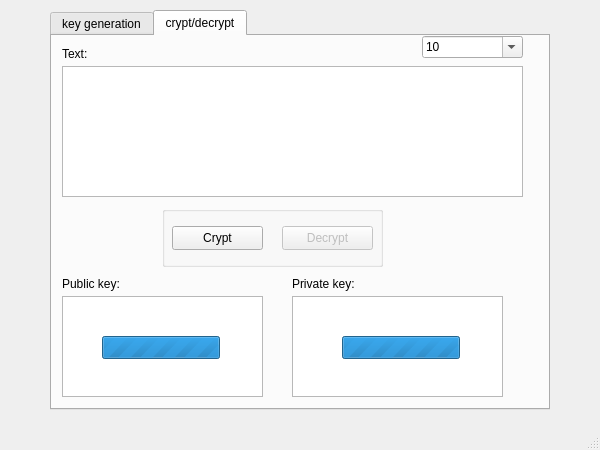
Above: mainwindow.ui from freemanoid/RSA before the change. Below: the same form after it.
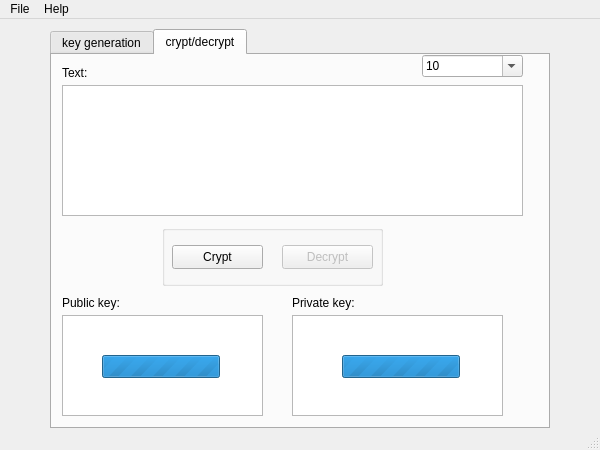
That is the form after the change. Icons and pictures are not drawn. Custom widgets are drawn as their Qt base class.

Commit message: Add Menu (file->quit, help->about) and translation for it.

```diff
--- a/mainwindow.ui
+++ b/mainwindow.ui
@@ -392,6 +392,13 @@
       <property name="readOnly">
        <bool>false</bool>
       </property>
+      <property name="html">
+       <string>&lt;!DOCTYPE HTML PUBLIC &quot;-//W3C//DTD HTML 4.0//EN&quot; &quot;http://www.w3.org/TR/REC-html40/strict.dtd&quot;&gt;
+&lt;html&gt;&lt;head&gt;&lt;meta name=&quot;qrichtext&quot; content=&quot;1&quot; /&gt;&lt;style type=&quot;text/css&quot;&gt;
+p, li { white-space: pre-wrap; }
+&lt;/style&gt;&lt;/head&gt;&lt;body style=&quot; font-family:'Sans Serif'; font-size:10pt; font-weight:400; font-style:normal;&quot;&gt;
+&lt;p style=&quot;-qt-paragraph-type:empty; margin-top:0px; margin-bottom:0px; margin-left:0px; margin-right:0px; -qt-block-indent:0; text-indent:0px;&quot;&gt;&lt;/p&gt;&lt;/body&gt;&lt;/html&gt;</string>
+      </property>
      </widget>
      <widget class="QLabel" name="CryptTextLabel">
       <property name="geometry">
@@ -621,6 +628,46 @@
     <set>Qt::ImhNone</set>
    </property>
   </widget>
+  <widget class="QMenuBar" name="menuBar">
+   <property name="geometry">
+    <rect>
+     <x>0</x>
+     <y>0</y>
+     <width>600</width>
+     <height>24</height>
+    </rect>
+   </property>
+   <widget class="QMenu" name="menuFile">
+    <property name="title">
+     <string>File</string>
+    </property>
+    <addaction name="actionQuit"/>
+   </widget>
+   <widget class="QMenu" name="menuHelp">
+    <property name="title">
+     <string>Help</string>
+    </property>
+    <addaction name="actionAbout"/>
+    <addaction name="actionAbout_Author"/>
+   </widget>
+   <addaction name="menuFile"/>
+   <addaction name="menuHelp"/>
+  </widget>
+  <action name="actionQuit">
+   <property name="text">
+    <string>Quit</string>
+   </property>
+  </action>
+  <action name="actionAbout">
+   <property name="text">
+    <string>About Qt</string>
+   </property>
+  </action>
+  <action name="actionAbout_Author">
+   <property name="text">
+    <string>About Author</string>
+   </property>
+  </action>
  </widget>
  <layoutdefault spacing="6" margin="11"/>
  <customwidgets>
```
Left out of the diff: 19 changed lines with no effect on the pictures. The commit also changes 4 other files.
